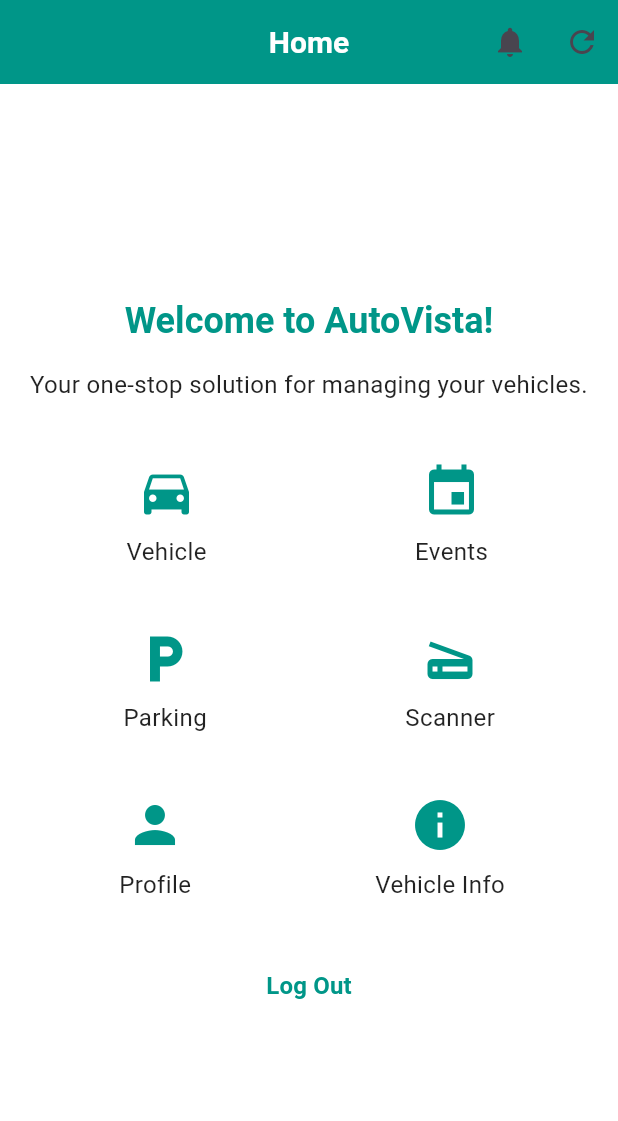
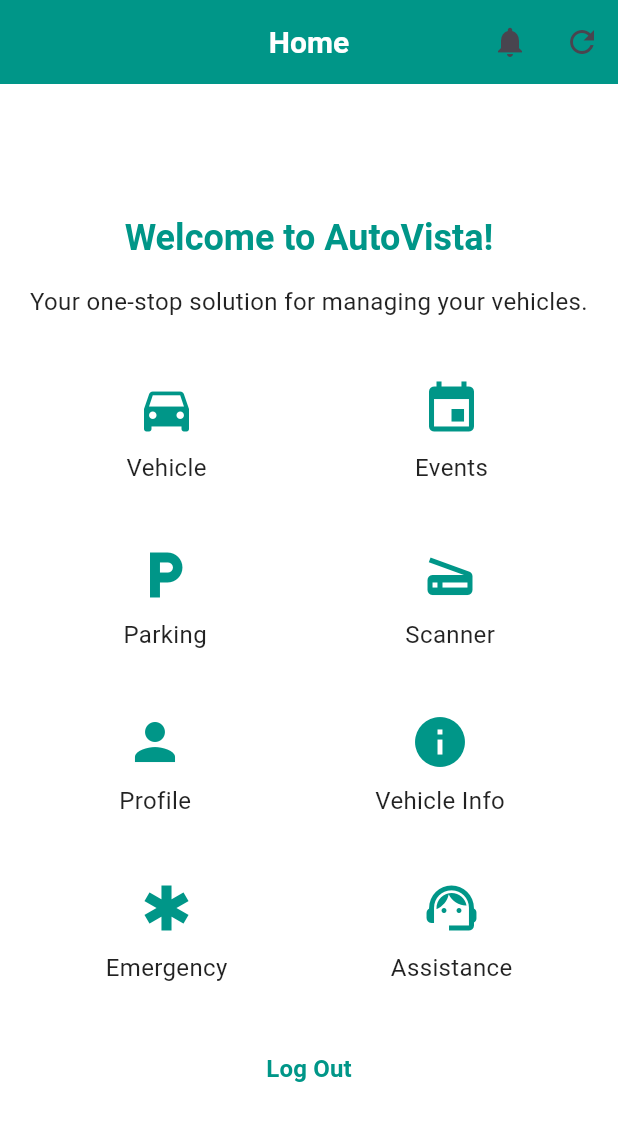
Before and after one commit to arishaahmad/Autovista_version2, a Flutter app: the HomeScreen screen opened directly with empty values, on a phone screen of 412 x 824 dp. Shown: the top 1121 px of the screen. Run offline on Flutter 3.47's test engine with Material 3 defaults, Android fonts, the phone set to English and light mode, and no system bars; our stand-ins replace awesome_notifications, file_picker, flutter_map, latlong2, location, logger and 4 more; accounts and stored records are empty.

Commit message:
Emergency Contact Added

```diff
--- a/lib/screens/home_screen.dart
+++ b/lib/screens/home_screen.dart
@@ -39,7 +39,6 @@
 
   Future<void> _initializeNotifications() async {
     try {
-      // Request notification permissions first
       final hasPermission = await _notificationService.requestUserPermission(context);
       if (hasPermission) {
         await _notificationService.subscribeToUserNotifications(widget.userId);
@@ -103,8 +102,7 @@
               if (!mounted) return;
 
               if (cars.isNotEmpty) {
-                logger.i(
-                    'Displaying info for car: ${cars.first.brand} ${cars.first.model}');
+                logger.i('Displaying info for car: ${cars.first.brand} ${cars.first.model}');
                 Navigator.pushNamed(
                   context,
                   '/added_vehicle_screen',
@@ -114,8 +112,7 @@
                 logger.w('No vehicles found for user');
                 ScaffoldMessenger.of(context).showSnackBar(
                   const SnackBar(
-                    content:
-                        Text("No vehicles found. Please add a vehicle first."),
+                    content: Text("No vehicles found. Please add a vehicle first."),
                     backgroundColor: Colors.orange,
                   ),
                 );
@@ -218,8 +215,7 @@
                   Column(
                     children: [
                       IconButton(
-                        icon: const Icon(Icons.directions_car,
-                            size: 40, color: Colors.teal),
+                        icon: const Icon(Icons.directions_car, size: 40, color: Colors.teal),
                         tooltip: "Edit Vehicle Information",
                         onPressed: () {
                           Navigator.pushNamed(
@@ -235,8 +231,7 @@
                   Column(
                     children: [
                       IconButton(
-                        icon: const Icon(Icons.event,
-                            size: 40, color: Colors.teal),
+                        icon: const Icon(Icons.event, size: 40, color: Colors.teal),
                         tooltip: "Event Manager",
                         onPressed: () {
                           Navigator.pushNamed(
@@ -258,8 +253,7 @@
                   Column(
                     children: [
                       IconButton(
-                        icon: const Icon(Icons.local_parking,
-                            size: 40, color: Colors.teal),
+                        icon: const Icon(Icons.local_parking, size: 40, color: Colors.teal),
                         tooltip: "Parking",
                         onPressed: () {
                           Navigator.pushNamed(
@@ -275,8 +269,7 @@
                   Column(
                     children: [
                       IconButton(
-                        icon: const Icon(Icons.scanner,
-                            size: 40, color: Colors.teal),
+                        icon: const Icon(Icons.scanner, size: 40, color: Colors.teal),
                         tooltip: "Document Scanner",
                         onPressed: () {
                           Navigator.pushNamed(
@@ -298,8 +291,7 @@
                   Column(
                     children: [
                       IconButton(
-                        icon: const Icon(Icons.person,
-                            size: 40, color: Colors.teal),
+                        icon: const Icon(Icons.person, size: 40, color: Colors.teal),
                         tooltip: "Profile",
                         onPressed: () {
                           Navigator.pushNamed(
@@ -313,6 +305,40 @@
                     ],
                   ),
                   _buildVehicleInfoButton(),
+                ],
+              ),
+              const SizedBox(height: 32),
+              Row(
+                mainAxisAlignment: MainAxisAlignment.spaceAround,
+                children: [
+                  Column(
+                    children: [
+                      IconButton(
+                        icon: const Icon(Icons.emergency, size: 40, color: Colors.teal),
+                        tooltip: "Emergency Contacts",
+                        onPressed: () {
+                          Navigator.pushNamed(
+                            context,
+                            '/emergency_contacts',
+                            arguments: widget.userId,
+                          );
+                        },
+                      ),
+                      const Text("Emergency"),
+                    ],
+                  ),
+                  Column(
+                    children: [
+                      IconButton(
+                        icon: const Icon(Icons.support_agent, size: 40, color: Colors.teal),
+                        tooltip: "Roadside Assistance",
+                        onPressed: () {
+                          // Add roadside assistance logic
+                        },
+                      ),
+                      const Text("Assistance"),
+                    ],
+                  ),
                 ],
               ),
               const SizedBox(height: 32),
```
Also changed, not shown: lib/main.dart (+7 -2 lines), lib/services/supabase_service.dart (+56 -0 lines).
